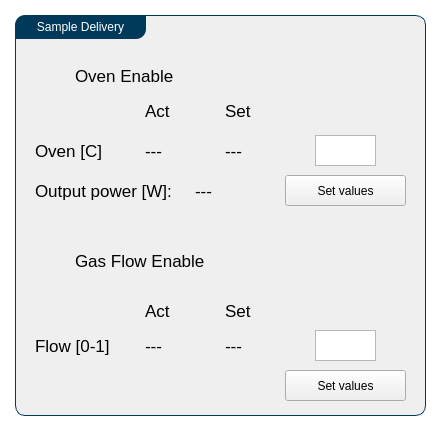
This is Utils/ursapqConsoleResources/sample.ui in pnjun/UrsaPQ-Manager as Qt 5 draws it before an edit. The edited form follows.
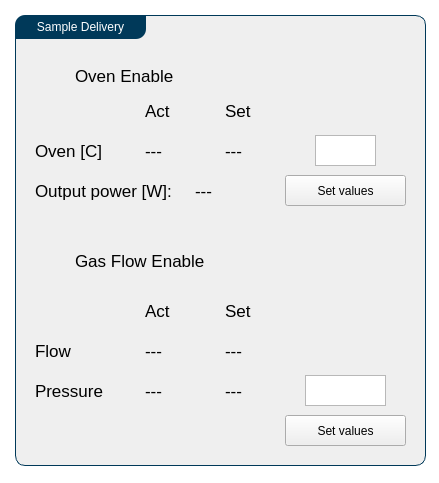
This is the edited form.

Commit message: gas PID interface and tuning

```diff
--- a/Utils/ursapqConsoleResources/sample.ui
+++ b/Utils/ursapqConsoleResources/sample.ui
@@ -7,7 +7,7 @@
     <x>0</x>
     <y>0</y>
     <width>439</width>
-    <height>427</height>
+    <height>483</height>
    </rect>
   </property>
   <property name="windowTitle">
@@ -45,7 +45,7 @@
       <x>15</x>
       <y>15</y>
       <width>411</width>
-      <height>401</height>
+      <height>451</height>
      </rect>
     </property>
     <property name="title">
@@ -177,11 +177,11 @@
       <string>Gas Flow Enable</string>
      </property>
     </widget>
-    <widget class="QLabel" name="flow_act">
+    <widget class="QLabel" name="press_act">
      <property name="geometry">
       <rect>
        <x>130</x>
-       <y>315</y>
+       <y>360</y>
        <width>63</width>
        <height>31</height>
       </rect>
@@ -193,9 +193,9 @@
     <widget class="QPlainTextEdit" name="flow_in">
      <property name="geometry">
       <rect>
-       <x>300</x>
-       <y>315</y>
-       <width>61</width>
+       <x>290</x>
+       <y>360</y>
+       <width>81</width>
        <height>31</height>
       </rect>
      </property>
@@ -216,7 +216,7 @@
      <property name="geometry">
       <rect>
        <x>270</x>
-       <y>355</y>
+       <y>400</y>
        <width>121</width>
        <height>31</height>
       </rect>
@@ -229,20 +229,20 @@
      <property name="geometry">
       <rect>
        <x>20</x>
-       <y>315</y>
+       <y>360</y>
        <width>81</width>
        <height>31</height>
       </rect>
      </property>
      <property name="text">
-      <string>Flow [0-1]</string>
+      <string>Pressure</string>
      </property>
     </widget>
-    <widget class="QLabel" name="flow_set">
+    <widget class="QLabel" name="press_set">
      <property name="geometry">
       <rect>
        <x>210</x>
-       <y>315</y>
+       <y>360</y>
        <width>63</width>
        <height>31</height>
       </rect>
@@ -316,6 +316,45 @@
       <string>Set</string>
      </property>
     </widget>
+    <widget class="QLabel" name="flow_set">
+     <property name="geometry">
+      <rect>
+       <x>210</x>
+       <y>320</y>
+       <width>63</width>
+       <height>31</height>
+      </rect>
+     </property>
+     <property name="text">
+      <string>---</string>
+     </property>
+    </widget>
+    <widget class="QLabel" name="flow_act">
+     <property name="geometry">
+      <rect>
+       <x>130</x>
+       <y>320</y>
+       <width>63</width>
+       <height>31</height>
+      </rect>
+     </property>
+     <property name="text">
+      <string>---</string>
+     </property>
+    </widget>
+    <widget class="QLabel" name="label_12">
+     <property name="geometry">
+      <rect>
+       <x>20</x>
+       <y>320</y>
+       <width>81</width>
+       <height>31</height>
+      </rect>
+     </property>
+     <property name="text">
+      <string>Flow</string>
+     </property>
+    </widget>
    </widget>
   </widget>
  </widget>
```
Left out of the diff: 4 changed lines with no effect on the pictures. The commit also changes 2 other files.
